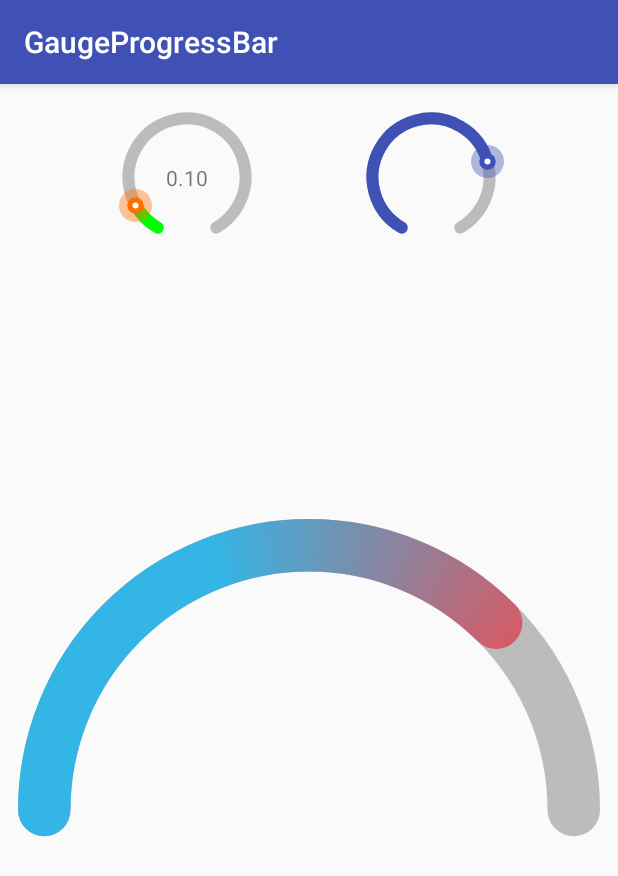
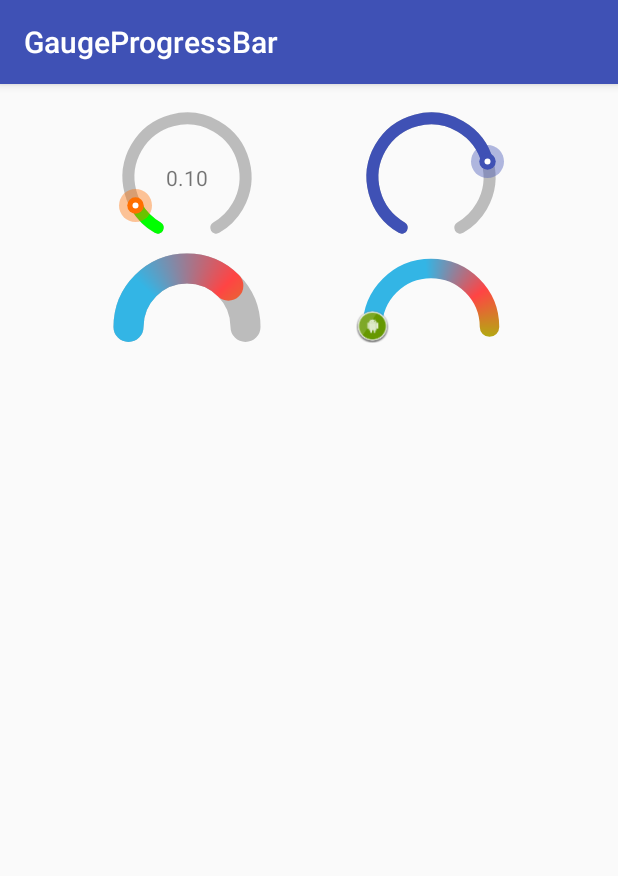
Before and after one commit to 10clouds/GaugeSeekBar, an Android app: the screen it shows after launch (MainActivity), on a phone screen of 412 x 824 dp. Shown: the top 876 px of the screen. Run offline under Robolectric (Android 15) with nearby library versions, the phone set to English and light mode, and no system bars.

Commit message:
Added custom thumb drawable parameter

```diff
--- a/gaugeseekbar/src/main/java/com/tenclouds/gaugeprogress/GaugeSeekBar.kt
+++ b/gaugeseekbar/src/main/java/com/tenclouds/gaugeprogress/GaugeSeekBar.kt
@@ -35,6 +35,7 @@ class GaugeSeekBar : View {
     private var progressGradientArrayPositions: FloatArray? = null
     private var thumbColor: Int = ContextCompat.getColor(context, R.color.default_thumb_color)
     private var startAngle = DEFAULT_START_ANGLE_DEG
+    private var thumbDrawableId: Int = 0
 
     private var trackDrawable: TrackDrawable? = null
     private var progressDrawable: ProgressDrawable? = null
@@ -100,6 +101,7 @@ class GaugeSeekBar : View {
             }
 
             interactive = attributes.getBoolean(R.styleable.GaugeSeekBar_interactive, interactive)
+            thumbDrawableId = attributes.getResourceId(R.styleable.GaugeSeekBar_thumbDrawable, 0)
         } finally {
             attributes.recycle()
         }
@@ -148,7 +150,7 @@ class GaugeSeekBar : View {
         val margin = Math.max(thumbRadius, trackWidth / 2f)
         trackDrawable = TrackDrawable(centerPosition, radiusPx, margin, trackGradientArray, startAngle, trackWidth)
         progressDrawable = ProgressDrawable(centerPosition, progress, radiusPx, margin, progressGradientArray, startAngle, trackWidth, progressGradientArrayPositions)
-        thumbEntity = ThumbEntity(centerPosition, thumbColor, progress, startAngle, thumbRadius)
+        thumbEntity = ThumbEntity(centerPosition, thumbColor, progress, startAngle, thumbRadius, if (thumbDrawableId != 0) ContextCompat.getDrawable(context, thumbDrawableId) else null)
     }
 
     override fun onDraw(canvas: Canvas?) {
--- a/gaugeseekbar/src/main/res/values/attrs.xml
+++ b/gaugeseekbar/src/main/res/values/attrs.xml
@@ -3,6 +3,7 @@
     <declare-styleable name="GaugeSeekBar">
         <attr name="startAngleDegrees" format="float" />
         <attr name="thumbRadius" format="dimension" />
+        <attr name="thumbDrawable" format="reference" />
         <attr name="showThumb" format="boolean" />
         <attr name="thumbColor" format="color" />
         <attr name="trackGradient" format="color" />
--- a/sampleapp/src/main/res/layout/activity_main.xml
+++ b/sampleapp/src/main/res/layout/activity_main.xml
@@ -19,9 +19,9 @@
         android:id="@+id/progressText"
         android:layout_width="wrap_content"
         android:layout_height="wrap_content"
+        app:layout_constraintBottom_toBottomOf="@id/progress1"
         app:layout_constraintLeft_toLeftOf="@id/progress1"
         app:layout_constraintRight_toRightOf="@id/progress1"
-        app:layout_constraintBottom_toBottomOf="@id/progress1"
         app:layout_constraintTop_toTopOf="@id/progress1"
         tools:text="0.1" />
 
@@ -39,10 +39,10 @@
 
     <com.tenclouds.gaugeprogress.GaugeSeekBar
         android:id="@+id/progress3"
-        android:layout_width="0dp"
-        android:layout_height="wrap_content"
+        android:layout_width="100dp"
+        android:layout_height="100dp"
         app:interactive="true"
-        app:layout_constraintEnd_toEndOf="parent"
+        app:layout_constraintEnd_toStartOf="@+id/progress4"
         app:layout_constraintStart_toStartOf="parent"
         app:layout_constraintTop_toBottomOf="@+id/progress1"
         app:progress="0.75"
@@ -50,6 +50,20 @@
         app:showThumb="false"
         app:startAngleDegrees="90"
         app:thumbColor="@color/colorPrimary"
-        app:trackWidth="35dp" />
+        app:trackWidth="20dp" />
+
+    <com.tenclouds.gaugeprogress.GaugeSeekBar
+        android:id="@+id/progress4"
+        android:layout_width="100dp"
+        android:layout_height="100dp"
+        app:interactive="true"
+        app:layout_constraintEnd_toEndOf="parent"
+        app:layout_constraintStart_toEndOf="@id/progress3"
+        app:layout_constraintTop_toBottomOf="@+id/progress1"
+        app:thumbDrawable="@drawable/custom_thumb"
+        app:trackGradient="@array/progressRainbow"
+        app:startAngleDegrees="90"
+        app:thumbColor="@color/colorPrimary"
+        app:trackWidth="13dp" />
 
 </android.support.constraint.ConstraintLayout>
```
Also changed, not shown: sampleapp/src/main/res/drawable-hdpi/custom_thumb.png (added), sampleapp/src/main/res/drawable-mdpi/custom_thumb.png (added), sampleapp/src/main/res/drawable-xhdpi/custom_thumb.png (added), sampleapp/src/main/res/drawable-xxhdpi/custom_thumb.png (added), sampleapp/src/main/res/drawable-xxxhdpi/custom_thumb.png (added).
